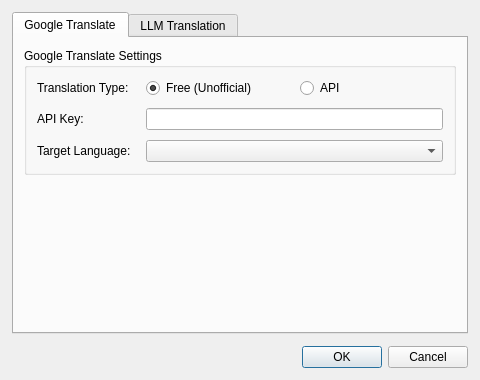
This is settingsdialog.ui in kimgamerTV/NST-Ghost as Qt 5 draws it before an edit. The edited form follows.
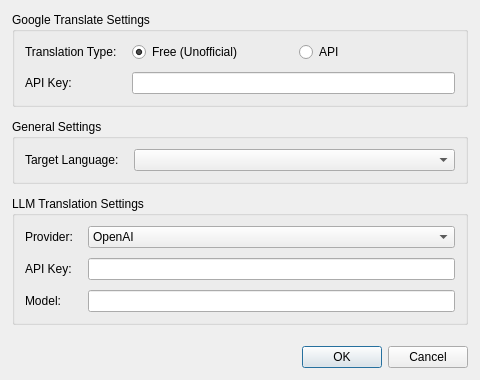
This is the edited form.

What changed in the file:
```diff
--- a/settingsdialog.ui
+++ b/settingsdialog.ui
@@ -30,31 +30,6 @@
     <number>12</number>
    </property>
    <item>
-    <widget class="QTabWidget" name="tabWidget">
-     <property name="currentIndex">
-      <number>0</number>
-     </property>
-     <widget class="QWidget" name="googleTranslateTab">
-      <attribute name="title">
-       <string>Google Translate</string>
-      </attribute>
-      <layout class="QVBoxLayout" name="verticalLayout_2">
-       <property name="spacing">
-        <number>10</number>
-       </property>
-       <property name="leftMargin">
-        <number>10</number>
-       </property>
-       <property name="topMargin">
-        <number>10</number>
-       </property>
-       <property name="rightMargin">
-        <number>10</number>
-       </property>
-       <property name="bottomMargin">
-        <number>10</number>
-       </property>
-       <item>
         <widget class="QGroupBox" name="googleSettingsGroupBox">
          <property name="title">
           <string>Google Translate Settings</string>
@@ -128,7 +103,47 @@
           <item row="1" column="1">
            <widget class="QLineEdit" name="googleApiKeyEdit"/>
           </item>
-          <item row="2" column="0">
+     </layout>
+    </widget>
+   </item>
+   <item>
+    <spacer name="verticalSpacer_google_llm">
+     <property name="orientation">
+      <enum>Qt::Orientation::Vertical</enum>
+     </property>
+     <property name="sizeHint" stdset="0">
+      <size>
+       <width>20</width>
+       <height>20</height>
+      </size>
+     </property>
+    </spacer>
+   </item>
+   <item>
+    <widget class="QGroupBox" name="generalSettingsGroupBox">
+     <property name="title">
+      <string>General Settings</string>
+     </property>
+     <layout class="QFormLayout" name="formLayout_3">
+      <property name="horizontalSpacing">
+       <number>15</number>
+      </property>
+      <property name="verticalSpacing">
+       <number>10</number>
+      </property>
+      <property name="leftMargin">
+       <number>10</number>
+      </property>
+      <property name="topMargin">
+       <number>10</number>
+      </property>
+      <property name="rightMargin">
+       <number>10</number>
+      </property>
+      <property name="bottomMargin">
+       <number>10</number>
+      </property>
+      <item row="0" column="0">
            <widget class="QLabel" name="targetLanguageLabel">
             <property name="toolTip">
              <string>The language to translate into.</string>
@@ -138,47 +153,25 @@
             </property>
            </widget>
           </item>
-          <item row="2" column="1">
+      <item row="0" column="1">
            <widget class="QComboBox" name="targetLanguageComboBox"/>
           </item>
          </layout>
         </widget>
        </item>
        <item>
-        <spacer name="verticalSpacer">
+    <spacer name="verticalSpacer_general_llm">
          <property name="orientation">
           <enum>Qt::Orientation::Vertical</enum>
          </property>
          <property name="sizeHint" stdset="0">
           <size>
-           <width>0</width>
-           <height>0</height>
+       <width>20</width>
+       <height>20</height>
           </size>
          </property>
         </spacer>
        </item>
-      </layout>
-     </widget>
-     <widget class="QWidget" name="llmTab">
-      <attribute name="title">
-       <string>LLM Translation</string>
-      </attribute>
-      <layout class="QVBoxLayout" name="verticalLayout_3">
-       <property name="spacing">
-        <number>10</number>
-       </property>
-       <property name="leftMargin">
-        <number>10</number>
-       </property>
-       <property name="topMargin">
-        <number>10</number>
-       </property>
-       <property name="rightMargin">
-        <number>10</number>
-       </property>
-       <property name="bottomMargin">
-        <number>10</number>
-       </property>
        <item>
         <widget class="QGroupBox" name="llmSettingsGroupBox">
          <property name="title">
@@ -257,21 +250,17 @@
         </widget>
        </item>
        <item>
-        <spacer name="verticalSpacer_2">
+    <spacer name="verticalSpacer_llm_bottom">
          <property name="orientation">
           <enum>Qt::Orientation::Vertical</enum>
          </property>
          <property name="sizeHint" stdset="0">
           <size>
-           <width>0</width>
-           <height>0</height>
+       <width>20</width>
+       <height>40</height>
           </size>
          </property>
         </spacer>
-       </item>
-      </layout>
-     </widget>
-    </widget>
    </item>
    <item>
     <widget class="QDialogButtonBox" name="buttonBox">
```
Lines whose indentation alone changed are shown as unchanged.
